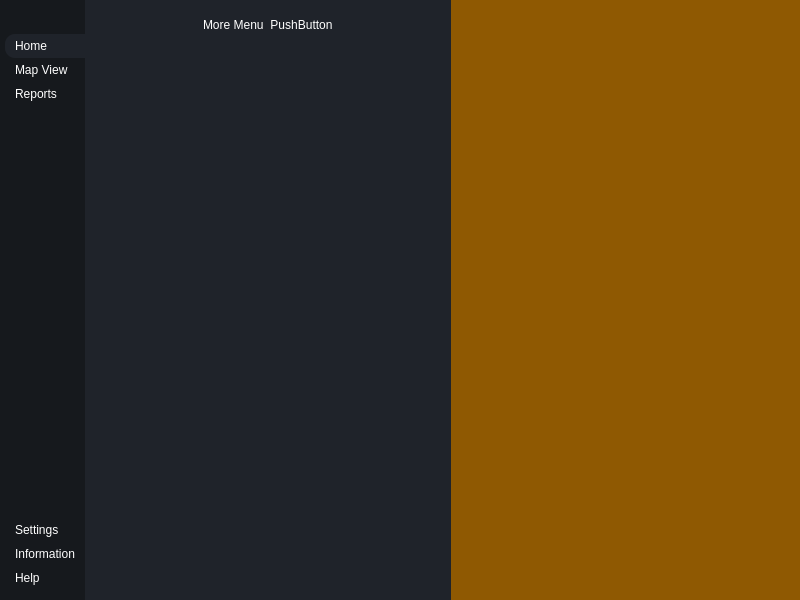
This is AsterixDecoder/interface.ui in marmengolroig/Obelix as Qt 5 draws it before an edit. The edited form follows.
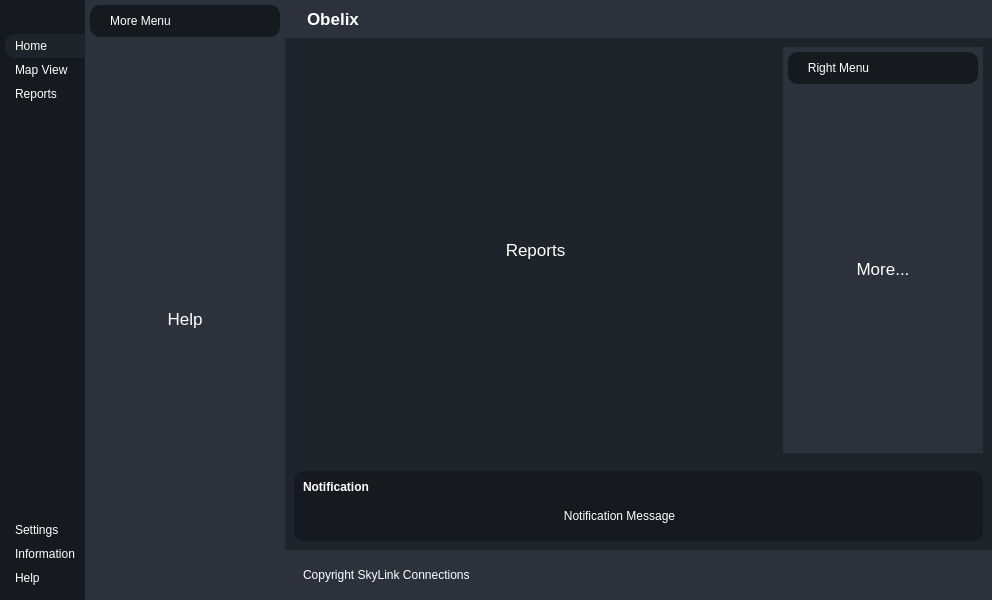
This is the edited form. Icons and pictures are not drawn.

Commit message: interface to python OK and resoruces to python FAIL

What changed in the file:
```diff
--- a/AsterixDecoder/interface.ui
+++ b/AsterixDecoder/interface.ui
@@ -6,7 +6,7 @@
    <rect>
     <x>0</x>
     <y>0</y>
-    <width>800</width>
+    <width>992</width>
     <height>600</height>
    </rect>
   </property>
@@ -17,7 +17,7 @@
    <string notr="true">* {
 	border: none;
 	background-color: transparent;
-	background: none;
+	background: transparent;
 	padding: 0;
 	margin: 0;
 	color: #fff;
@@ -26,7 +26,7 @@
 #centralwidget {
 	background-color: #1f232a;
 }
-#leftMenuSubcontainer {
+#leftMenuSubcontainer, #rightMenuSubContainer{
 	background-color: #16191d;
 }
 
@@ -37,13 +37,24 @@
 	border-bottom-left-radius: 10px;
 }
 
+#centerMenuSubContainer, #rightMenuSubContainer{
+	background-color: #2c313c;
+}
 
+#frame_4, #frame_8, #popupNotificationSubContainer{
+	background-color: #16191d;
+	border-radius: 10px;
+}
+#headerContainer, #footerContainer{
+	background-color: #2c313c;
+
+}
 </string>
   </property>
   <widget class="QWidget" name="centralwidget">
    <layout class="QHBoxLayout" name="horizontalLayout">
     <property name="spacing">
-     <number>100</number>
+     <number>0</number>
     </property>
     <property name="leftMargin">
      <number>0</number>
@@ -353,42 +364,154 @@
     <item>
      <widget class="QWidget" name="centerMenuContainer" native="true">
       <layout class="QVBoxLayout" name="verticalLayout_5">
-       <item alignment="Qt::AlignTop">
-        <widget class="QFrame" name="frame_4">
-         <property name="frameShape">
-          <enum>QFrame::StyledPanel</enum>
+       <property name="spacing">
+        <number>0</number>
+       </property>
+       <property name="leftMargin">
+        <number>0</number>
+       </property>
+       <property name="topMargin">
+        <number>0</number>
+       </property>
+       <property name="rightMargin">
+        <number>0</number>
+       </property>
+       <property name="bottomMargin">
+        <number>0</number>
+       </property>
+       <item alignment="Qt::AlignLeft">
+        <widget class="QWidget" name="centerMenuSubContainer" native="true">
+         <property name="minimumSize">
+          <size>
+           <width>200</width>
+           <height>0</height>
+          </size>
          </property>
-         <property name="frameShadow">
-          <enum>QFrame::Raised</enum>
-         </property>
-         <layout class="QHBoxLayout" name="horizontalLayout_3">
-          <item>
-           <widget class="QLabel" name="label">
-            <property name="text">
-             <string>More Menu</string>
+         <layout class="QVBoxLayout" name="verticalLayout_6">
+          <property name="spacing">
+           <number>5</number>
+          </property>
+          <property name="leftMargin">
+           <number>5</number>
+          </property>
+          <property name="topMargin">
+           <number>5</number>
+          </property>
+          <property name="rightMargin">
+           <number>5</number>
+          </property>
+          <property name="bottomMargin">
+           <number>5</number>
+          </property>
+          <item alignment="Qt::AlignTop">
+           <widget class="QFrame" name="frame_4">
+            <property name="frameShape">
+             <enum>QFrame::StyledPanel</enum>
             </property>
+            <property name="frameShadow">
+             <enum>QFrame::Raised</enum>
+            </property>
+            <layout class="QHBoxLayout" name="horizontalLayout_3">
+             <item>
+              <widget class="QLabel" name="label">
+               <property name="text">
+                <string>More Menu</string>
+               </property>
+               <property name="alignment">
+                <set>Qt::AlignCenter</set>
+               </property>
+              </widget>
+             </item>
+             <item alignment="Qt::AlignRight">
+              <widget class="QPushButton" name="pushButton">
+               <property name="toolTip">
+                <string>Close Menu</string>
+               </property>
+               <property name="text">
+                <string/>
+               </property>
+               <property name="icon">
+                <iconset resource="resources.qrc">
+                 <normaloff>:/icons/icons/x-circle.svg</normaloff>:/icons/icons/x-circle.svg</iconset>
+               </property>
+               <property name="iconSize">
+                <size>
+                 <width>24</width>
+                 <height>24</height>
+                </size>
+               </property>
+              </widget>
+             </item>
+            </layout>
            </widget>
           </item>
           <item>
-           <widget class="QPushButton" name="pushButton">
-            <property name="text">
-             <string>PushButton</string>
+           <widget class="QStackedWidget" name="stackedWidget">
+            <property name="currentIndex">
+             <number>2</number>
             </property>
+            <widget class="QWidget" name="page">
+             <layout class="QVBoxLayout" name="verticalLayout_7">
+              <item>
+               <widget class="QLabel" name="label_2">
+                <property name="font">
+                 <font>
+                  <pointsize>13</pointsize>
+                 </font>
+                </property>
+                <property name="text">
+                 <string>Settings</string>
+                </property>
+                <property name="alignment">
+                 <set>Qt::AlignCenter</set>
+                </property>
+               </widget>
+              </item>
+             </layout>
+            </widget>
+            <widget class="QWidget" name="page_2">
+             <layout class="QVBoxLayout" name="verticalLayout_8">
+              <item>
+               <widget class="QLabel" name="label_3">
+                <property name="font">
+                 <font>
+                  <pointsize>13</pointsize>
+                 </font>
+                </property>
+                <property name="text">
+                 <string>Information</string>
+                </property>
+                <property name="alignment">
+                 <set>Qt::AlignCenter</set>
+                </property>
+               </widget>
+              </item>
+             </layout>
+            </widget>
+            <widget class="QWidget" name="page_3">
+             <layout class="QVBoxLayout" name="verticalLayout_9">
+              <item>
+               <widget class="QLabel" name="label_4">
+                <property name="font">
+                 <font>
+                  <pointsize>13</pointsize>
+                 </font>
+                </property>
+                <property name="text">
+                 <string>Help</string>
+                </property>
+                <property name="alignment">
+                 <set>Qt::AlignCenter</set>
+                </property>
+               </widget>
+              </item>
+             </layout>
+            </widget>
            </widget>
           </item>
          </layout>
         </widget>
        </item>
-       <item>
-        <widget class="QFrame" name="frame_5">
-         <property name="frameShape">
-          <enum>QFrame::StyledPanel</enum>
-         </property>
-         <property name="frameShadow">
-          <enum>QFrame::Raised</enum>
-         </property>
-        </widget>
-       </item>
       </layout>
      </widget>
     </item>
@@ -401,8 +524,570 @@
        </sizepolicy>
       </property>
       <property name="styleSheet">
-       <string notr="true">background-color: rgb(143, 89, 2);</string>
+       <string notr="true"/>
       </property>
+      <layout class="QVBoxLayout" name="verticalLayout_10">
+       <property name="spacing">
+        <number>0</number>
+       </property>
+       <property name="leftMargin">
+        <number>0</number>
+       </property>
+       <property name="topMargin">
+        <number>0</number>
+       </property>
+       <property name="rightMargin">
+        <number>0</number>
+       </property>
+       <property name="bottomMargin">
+        <number>0</number>
+       </property>
+       <item alignment="Qt::AlignTop">
+        <widget class="QWidget" name="headerContainer" native="true">
+         <layout class="QHBoxLayout" name="horizontalLayout_5">
+          <item alignment="Qt::AlignLeft">
+           <widget class="QFrame" name="frame_5">
+            <property name="frameShape">
+             <enum>QFrame::StyledPanel</enum>
+            </property>
+            <property name="frameShadow">
+             <enum>QFrame::Raised</enum>
+            </property>
+            <layout class="QHBoxLayout" name="horizontalLayout_7">
+             <property name="spacing">
+              <number>6</number>
+             </property>
+             <property name="leftMargin">
+              <number>0</number>
+             </property>
+             <property name="topMargin">
+              <number>0</number>
+             </property>
+             <property name="rightMargin">
+              <number>0</number>
+             </property>
+             <property name="bottomMargin">
+              <number>0</number>
+             </property>
+             <item>
+              <widget class="QLabel" name="label_5">
+               <property name="maximumSize">
+                <size>
+                 <width>40</width>
+                 <height>40</height>
+                </size>
+               </property>
+               <property name="text">
+                <string/>
+               </property>
+               <property name="pixmap">
+                <pixmap resource="resources.qrc">:/images/logo.png</pixmap>
+               </property>
+               <property name="scaledContents">
+                <bool>true</bool>
+               </property>
+              </widget>
+             </item>
+             <item>
+              <widget class="QLabel" name="label_6">
+               <property name="font">
+                <font>
+                 <pointsize>13</pointsize>
+                 <weight>75</weight>
+                 <bold>true</bold>
+                </font>
+               </property>
+               <property name="text">
+                <string>Obelix</string>
+               </property>
+              </widget>
+             </item>
+            </layout>
+           </widget>
+          </item>
+          <item alignment="Qt::AlignHCenter">
+           <widget class="QFrame" name="frame_6">
+            <property name="frameShape">
+             <enum>QFrame::StyledPanel</enum>
+            </property>
+            <property name="frameShadow">
+             <enum>QFrame::Raised</enum>
+            </property>
+            <layout class="QHBoxLayout" name="horizontalLayout_6">
+             <property name="leftMargin">
+              <number>0</number>
+             </property>
+             <property name="topMargin">
+              <number>0</number>
+             </property>
+             <property name="rightMargin">
+              <number>0</number>
+             </property>
+             <property name="bottomMargin">
+              <number>0</number>
+             </property>
+             <item>
+              <widget class="QPushButton" name="pushButton_6">
+               <property name="toolTip">
+                <string>More</string>
+               </property>
+               <property name="text">
+                <string/>
+               </property>
+               <property name="icon">
+                <iconset resource="resources.qrc">
+                 <normaloff>:/icons/icons/more-horizontal.svg</normaloff>:/icons/icons/more-horizontal.svg</iconset>
+               </property>
+               <property name="iconSize">
+                <size>
+                 <width>24</width>
+                 <height>24</height>
+                </size>
+               </property>
+              </widget>
+             </item>
+             <item>
+              <widget class="QPushButton" name="pushButton_5">
+               <property name="toolTip">
+                <string>Profile</string>
+               </property>
+               <property name="text">
+                <string/>
+               </property>
+               <property name="icon">
+                <iconset resource="resources.qrc">
+                 <normaloff>:/icons/icons/user.svg</normaloff>:/icons/icons/user.svg</iconset>
+               </property>
+               <property name="iconSize">
+                <size>
+                 <width>24</width>
+                 <height>24</height>
+                </size>
+               </property>
+              </widget>
+             </item>
+            </layout>
+           </widget>
+          </item>
+          <item alignment="Qt::AlignRight">
+           <widget class="QFrame" name="frame_7">
+            <property name="frameShape">
+             <enum>QFrame::StyledPanel</enum>
+            </property>
+            <property name="frameShadow">
+             <enum>QFrame::Raised</enum>
+            </property>
+            <layout class="QHBoxLayout" name="horizontalLayout_4">
+             <property name="leftMargin">
+              <number>0</number>
+             </property>
+             <property name="topMargin">
+              <number>0</number>
+             </property>
+             <property name="rightMargin">
+              <number>0</number>
+             </property>
+             <property name="bottomMargin">
+              <number>0</number>
+             </property>
+             <item>
+              <widget class="QPushButton" name="pushButton_2">
+               <property name="toolTip">
+                <string>Minimize Window</string>
+               </property>
+               <property name="text">
+                <string/>
+               </property>
+               <property name="icon">
+                <iconset resource="resources.qrc">
+                 <normaloff>:/icons/icons/minus.svg</normaloff>:/icons/icons/minus.svg</iconset>
+               </property>
+              </widget>
+             </item>
+             <item>
+              <widget class="QPushButton" name="pushButton_3">
+               <property name="toolTip">
+                <string>Restore Window</string>
+               </property>
+               <property name="text">
+                <string/>
+               </property>
+               <property name="icon">
+                <iconset resource="resources.qrc">
+                 <normaloff>:/icons/icons/square.svg</normaloff>:/icons/icons/square.svg</iconset>
+               </property>
+              </widget>
+             </item>
+             <item>
+              <widget class="QPushButton" name="pushButton_4">
+               <property name="toolTip">
+                <string>Close Window</string>
+               </property>
+               <property name="text">
+                <string/>
+               </property>
+               <property name="icon">
+                <iconset resource="resources.qrc">
+                 <normaloff>:/icons/icons/x.svg</normaloff>:/icons/icons/x.svg</iconset>
+               </property>
+              </widget>
+             </item>
+            </layout>
+           </widget>
+          </item>
+         </layout>
+        </widget>
+       </item>
+       <item>
+        <widget class="QWidget" name="mainBodyContent" native="true">
+         <property name="sizePolicy">
+          <sizepolicy hsizetype="Preferred" vsizetype="Expanding">
+           <horstretch>0</horstretch>
+           <verstretch>0</verstretch>
+          </sizepolicy>
+         </property>
+         <property name="font">
+          <font>
+           <weight>50</weight>
+           <bold>false</bold>
+          </font>
+         </property>
+         <layout class="QHBoxLayout" name="horizontalLayout_8">
+          <item>
+           <widget class="QWidget" name="mainContentsContainer" native="true">
+            <layout class="QVBoxLayout" name="verticalLayout_15">
+             <item>
+              <widget class="QStackedWidget" name="stackedWidget_3">
+               <property name="currentIndex">
+                <number>2</number>
+               </property>
+               <widget class="QWidget" name="page_6">
+                <layout class="QVBoxLayout" name="verticalLayout_16">
+                 <item>
+                  <widget class="QLabel" name="label_10">
+                   <property name="font">
+                    <font>
+                     <pointsize>13</pointsize>
+                    </font>
+                   </property>
+                   <property name="text">
+                    <string>Home</string>
+                   </property>
+                   <property name="alignment">
+                    <set>Qt::AlignCenter</set>
+                   </property>
+                  </widget>
+                 </item>
+                </layout>
+               </widget>
+               <widget class="QWidget" name="page_7">
+                <layout class="QVBoxLayout" name="verticalLayout_17">
+                 <item>
+                  <widget class="QLabel" name="label_11">
+                   <property name="font">
+                    <font>
+                     <pointsize>13</pointsize>
+                    </font>
+                   </property>
+                   <property name="text">
+                    <string>Map View</string>
+                   </property>
+                   <property name="alignment">
+                    <set>Qt::AlignCenter</set>
+                   </property>
+                  </widget>
+                 </item>
+                </layout>
+               </widget>
+               <widget class="QWidget" name="page_8">
+                <layout class="QVBoxLayout" name="verticalLayout_18">
+                 <item>
+                  <widget class="QLabel" name="label_12">
+                   <property name="font">
+                    <font>
+                     <pointsize>13</pointsize>
+                    </font>
+                   </property>
+                   <property name="text">
+                    <string>Reports</string>
+                   </property>
+                   <property name="alignment">
+                    <set>Qt::AlignCenter</set>
+                   </property>
+                  </widget>
+                 </item>
+                </layout>
+               </widget>
+              </widget>
+             </item>
+            </layout>
+           </widget>
+          </item>
+          <item alignment="Qt::AlignRight">
+           <widget class="QWidget" name="rightMenuContainer" native="true">
+            <property name="minimumSize">
+             <size>
+              <width>200</width>
+              <height>0</height>
+             </size>
+            </property>
+            <layout class="QVBoxLayout" name="verticalLayout_11">
+             <property name="spacing">
+              <number>0</number>
+             </property>
+             <property name="leftMargin">
+              <number>0</number>
+             </property>
+             <property name="topMargin">
+              <number>0</number>
+             </property>
+             <property name="rightMargin">
+              <number>0</number>
+             </property>
+             <property name="bottomMargin">
+              <number>0</number>
+             </property>
+             <item>
+              <widget class="QWidget" name="rightMenuSubContainer" native="true">
+               <property name="minimumSize">
+                <size>
+                 <width>200</width>
+                 <height>0</height>
+                </size>
+               </property>
+               <layout class="QVBoxLayout" name="verticalLayout_12">
+                <property name="spacing">
+                 <number>5</number>
+                </property>
+                <property name="leftMargin">
+                 <number>5</number>
+                </property>
+                <property name="topMargin">
+                 <number>5</number>
+                </property>
+                <property name="rightMargin">
+                 <number>5</number>
+                </property>
+                <property name="bottomMargin">
+                 <number>5</number>
+                </property>
+                <item>
+                 <widget class="QFrame" name="frame_8">
+                  <property name="frameShape">
+                   <enum>QFrame::StyledPanel</enum>
+                  </property>
+                  <property name="frameShadow">
+                   <enum>QFrame::Raised</enum>
+                  </property>
+                  <layout class="QHBoxLayout" name="horizontalLayout_9">
+                   <item>
+                    <widget class="QLabel" name="label_7">
+                     <property name="text">
+                      <string>Right Menu</string>
+                     </property>
+                     <property name="alignment">
+                      <set>Qt::AlignCenter</set>
+                     </property>
+                    </widget>
+                   </item>
+                   <item alignment="Qt::AlignRight">
+                    <widget class="QPushButton" name="pushButton_7">
+                     <property name="toolTip">
+                      <string>Close Menu</string>
+                     </property>
+                     <property name="text">
+                      <string/>
+                     </property>
+                     <property name="icon">
+                      <iconset resource="resources.qrc">
+                       <normaloff>:/icons/icons/x-circle.svg</normaloff>:/icons/icons/x-circle.svg</iconset>
+                     </property>
+                     <property name="iconSize">
+                      <size>
+                       <width>24</width>
+                       <height>24</height>
+                      </size>
+                     </property>
+                    </widget>
+                   </item>
+                  </layout>
+                 </widget>
+                </item>
+                <item>
+                 <widget class="QStackedWidget" name="stackedWidget_2">
+                  <property name="currentIndex">
+                   <number>1</number>
+                  </property>
+                  <widget class="QWidget" name="page_4">
+                   <layout class="QVBoxLayout" name="verticalLayout_13">
+                    <item>
+                     <widget class="QLabel" name="label_8">
+                      <property name="font">
+                       <font>
+                        <pointsize>13</pointsize>
+                       </font>
+                      </property>
+                      <property name="text">
+                       <string>Profile</string>
+                      </property>
+                      <property name="alignment">
+                       <set>Qt::AlignCenter</set>
+                      </property>
+                     </widget>
+                    </item>
+                   </layout>
+                  </widget>
+                  <widget class="QWidget" name="page_5">
+                   <layout class="QVBoxLayout" name="verticalLayout_14">
+                    <item>
+                     <widget class="QLabel" name="label_9">
+                      <property name="font">
+                       <font>
+                        <pointsize>13</pointsize>
+                       </font>
+                      </property>
+                      <property name="text">
+                       <string>More...</string>
+                      </property>
+                      <property name="alignment">
+                       <set>Qt::AlignCenter</set>
+                      </property>
+                     </widget>
+                    </item>
+                   </layout>
+                  </widget>
+                 </widget>
+                </item>
+               </layout>
+              </widget>
+             </item>
+            </layout>
+           </widget>
+          </item>
+         </layout>
+        </widget>
+       </item>
+       <item>
+        <widget class="QWidget" name="popupNotificationContainer" native="true">
+         <layout class="QVBoxLayout" name="verticalLayout_19">
+          <item>
+           <widget class="QWidget" name="popupNotificationSubContainer" native="true">
+            <layout class="QVBoxLayout" name="verticalLayout_20">
+             <item>
+              <widget class="QLabel" name="label_14">
+               <property name="font">
+                <font>
+                 <weight>75</weight>
+                 <bold>true</bold>
+                </font>
+               </property>
+               <property name="text">
+                <string>Notification</string>
+               </property>
+              </widget>
+             </item>
+             <item>
+              <widget class="QFrame" name="frame_9">
+               <property name="frameShape">
+                <enum>QFrame::StyledPanel</enum>
+               </property>
+               <property name="frameShadow">
+                <enum>QFrame::Raised</enum>
+               </property>
+               <layout class="QHBoxLayout" name="horizontalLayout_10">
+                <item>
+                 <widget class="QLabel" name="label_13">
+                  <property name="sizePolicy">
+                   <sizepolicy hsizetype="Expanding" vsizetype="Preferred">
+                    <horstretch>0</horstretch>
+                    <verstretch>0</verstretch>
+                   </sizepolicy>
+                  </property>
+                  <property name="text">
+                   <string>Notification Message</string>
+                  </property>
+                  <property name="alignment">
+                   <set>Qt::AlignCenter</set>
+                  </property>
+                 </widget>
+                </item>
+                <item alignment="Qt::AlignRight">
+                 <widget class="QPushButton" name="pushButton_8">
+                  <property name="toolTip">
+                   <string>Close notification</string>
+                  </property>
+                  <property name="text">
+                   <string/>
+                  </property>
+                  <property name="icon">
+                   <iconset resource="resources.qrc">
+                    <normaloff>:/icons/icons/x-circle.svg</normaloff>:/icons/icons/x-circle.svg</iconset>
+                  </property>
+                  <property name="iconSize">
+                   <size>
+                    <width>24</width>
+                    <height>24</height>
+                   </size>
+                  </property>
+                 </widget>
+                </item>
+               </layout>
+              </widget>
+             </item>
+            </layout>
+           </widget>
+          </item>
+         </layout>
+        </widget>
+       </item>
+       <item>
+        <widget class="QWidget" name="footerContainer" native="true">
+         <layout class="QHBoxLayout" name="horizontalLayout_11">
+          <item>
+           <widget class="QFrame" name="frame_10">
+            <property name="frameShape">
+             <enum>QFrame::StyledPanel</enum>
+            </property>
+            <property name="frameShadow">
+             <enum>QFrame::Raised</enum>
+            </property>
+            <layout class="QHBoxLayout" name="horizontalLayout_12">
+             <item>
+              <widget class="QLabel" name="label_15">
+               <property name="text">
+                <string>Copyright SkyLink Connections</string>
+               </property>
+              </widget>
+             </item>
+            </layout>
+           </widget>
+          </item>
+          <item>
+           <widget class="QFrame" name="sizeGrip">
+            <property name="minimumSize">
+             <size>
+              <width>10</width>
+              <height>10</height>
+             </size>
+            </property>
+            <property name="maximumSize">
+             <size>
+              <width>10</width>
+              <height>10</height>
+             </size>
+            </property>
+            <property name="frameShape">
+             <enum>QFrame::StyledPanel</enum>
+            </property>
+            <property name="frameShadow">
+             <enum>QFrame::Raised</enum>
+            </property>
+           </widget>
+          </item>
+         </layout>
+        </widget>
+       </item>
+      </layout>
      </widget>
     </item>
    </layout>
```
The commit also changes 10 other files.
